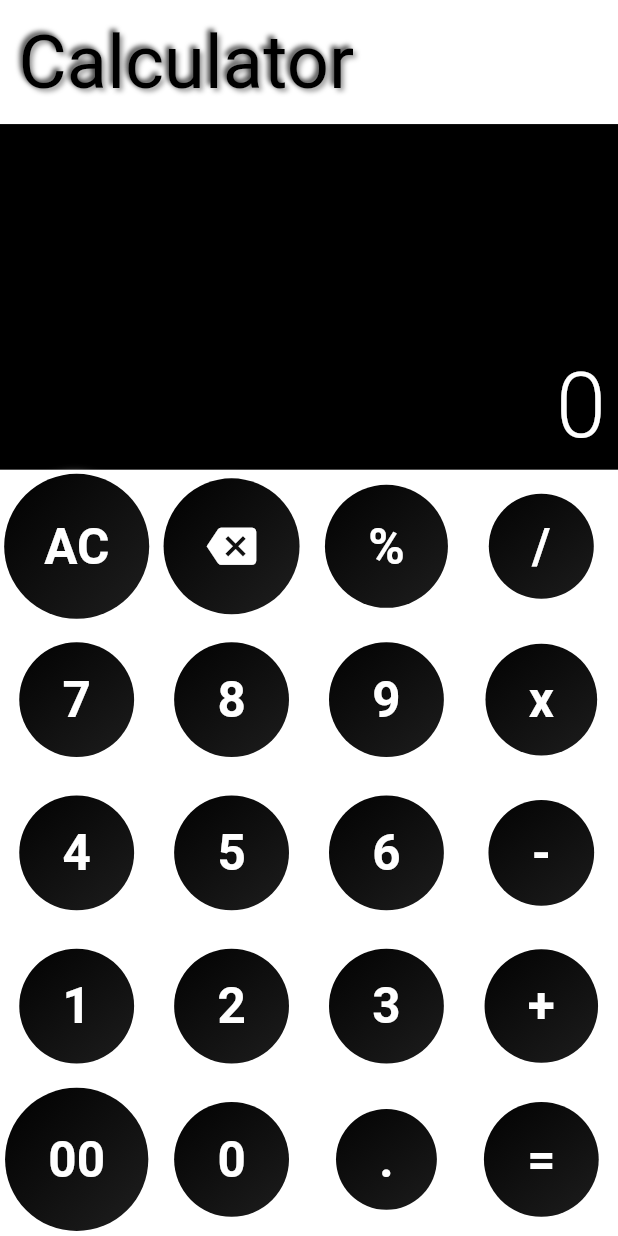
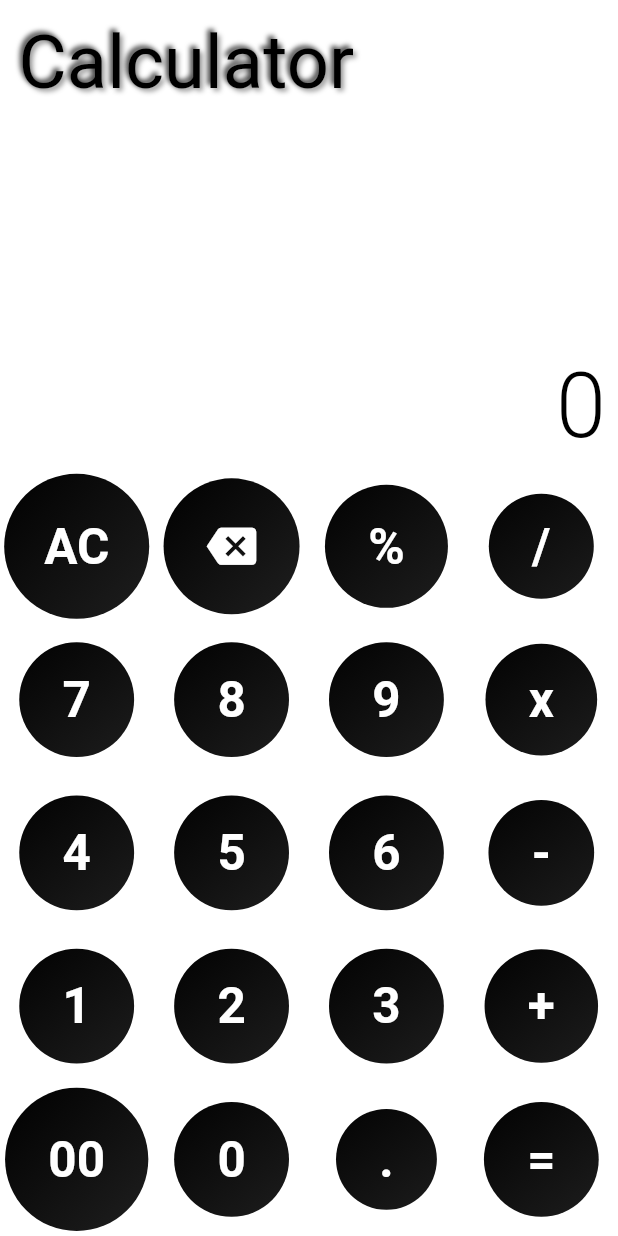
Before and after one commit to jinosh05/neumorphic_calculator, a Flutter app: the screen it shows after launch, on a phone screen of 412 x 824 dp. Run offline on Flutter 3.47's test engine with Material 2 defaults, Android fonts, the phone set to English and light mode, and no system bars; drawn by our look-alikes of auto_size_text, flutter_neumorphic.

Commit message:
Display widget theme applied

```diff
--- a/lib/components/display.dart
+++ b/lib/components/display.dart
@@ -1,5 +1,6 @@
 import 'package:auto_size_text/auto_size_text.dart';
 import 'package:flutter/material.dart';
+import 'package:neumorphic_calculator/utils/size_config.dart';
 
 class Display extends StatelessWidget {
   const Display({
@@ -14,7 +15,7 @@ class Display extends StatelessWidget {
     return Expanded(
       flex: 1,
       child: Container(
-        color: Colors.black,
+        color: SizeConfig.isDarkMode ? Colors.black : Colors.white,
         child: Column(
           mainAxisAlignment: MainAxisAlignment.end,
           crossAxisAlignment: CrossAxisAlignment.stretch,
@@ -27,11 +28,11 @@ class Display extends StatelessWidget {
                 maxFontSize: 60,
                 maxLines: 1,
                 textAlign: TextAlign.end,
-                style: const TextStyle(
+                style: TextStyle(
                   fontWeight: FontWeight.w300,
                   decoration: TextDecoration.none,
                   fontSize: 60,
-                  color: Colors.white,
+                  color: !SizeConfig.isDarkMode ? Colors.black : Colors.white,
                 ),
               ),
             ),
```
